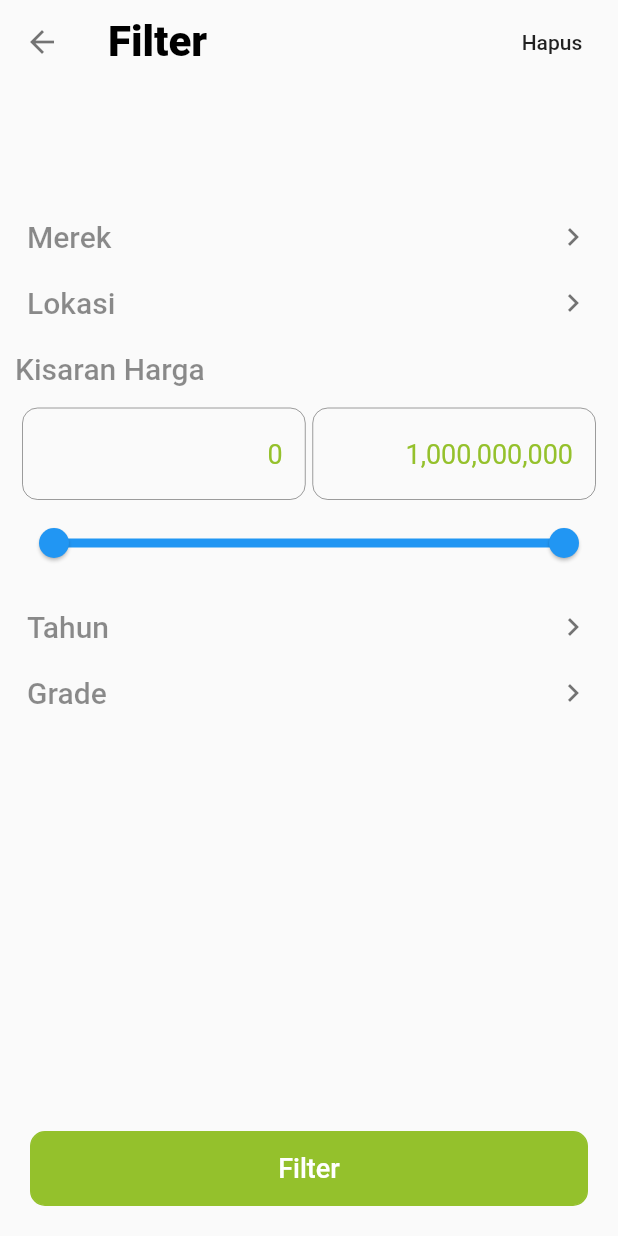
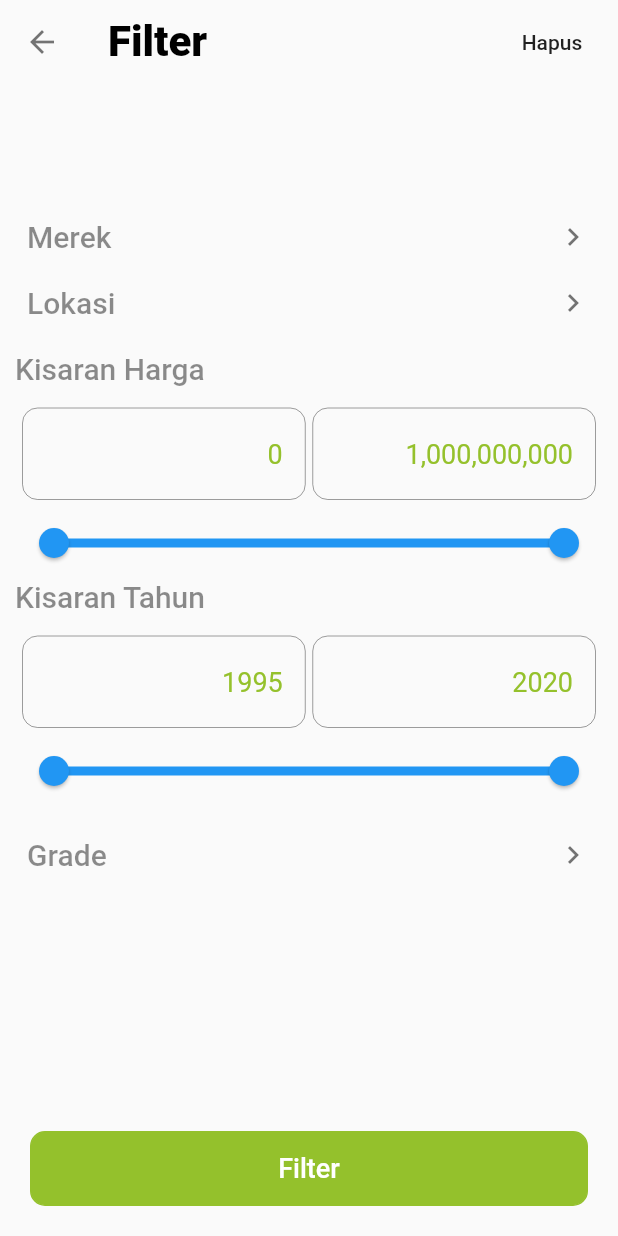
Before and after one commit to diohlicious/allnewgm_ios, a Flutter app: the Filter screen opened by its route, after a tap on "Merek", on a phone screen of 412 x 824 dp. Run offline on Flutter 3.47's test engine with Material 2 defaults, Android fonts, the phone set to English and light mode, and no system bars; our stand-ins replace awesome_dialog, camera, carousel_slider, dio, flutter_money_formatter, flutter_screenutil and 8 more; missing offline and left inert: clipboard; accounts and stored records are empty; network calls fail.

Commit message:
commit gradle error invocation 170521

```diff
--- a/lib/filter.dart
+++ b/lib/filter.dart
@@ -20,11 +20,15 @@ class Filter extends StatefulWidget {
 class _FilterState extends State<Filter> {
   TextEditingController kisaranAwal = TextEditingController();
   TextEditingController kisaranAkhir = TextEditingController();
+  TextEditingController tahunAwal = TextEditingController();
+  TextEditingController tahunAkhir = TextEditingController();
   RangeValues _currentRangeValues = RangeValues(0, 1000000000);
   Nson merkNson = Nson.newArray();
   Nson lokasiNson = Nson.newArray();
   Nson tahunNson = Nson.newArray();
   Nson gradeNson = Nson.newArray();
+  double _year = DateTime.now().year.toDouble();
+  RangeValues _currentRangeYear = RangeValues(1995, 2020);
 
   @override
   void initState() {
@@ -33,6 +37,10 @@ class _FilterState extends State<Filter> {
         App.formatCurrency(_currentRangeValues.start.roundToDouble());
     kisaranAkhir.text =
         App.formatCurrency(_currentRangeValues.end.roundToDouble());
+    tahunAwal.text =
+        _currentRangeYear.start.toStringAsFixed(0);
+    tahunAkhir.text =
+        _currentRangeYear.end.toStringAsFixed(0);
     App.log("initStateFilter");
     _reload();
     this._onLoad();
@@ -42,28 +50,42 @@ class _FilterState extends State<Filter> {
     ApiService apiService = ApiService();
     var responseMerk = await apiService.filterMerk();
     merkNson = await apiService.getNson(responseMerk);
-    print('ini merkNson' + merkNson.asString());
-    var responseLokasi = await apiService.filterMerk();
+
+    var responseLokasi = await apiService.filterWarehouse();
     lokasiNson = await apiService.getNson(responseLokasi);
-    var responseTahun = await apiService.filterMerk();
-    tahunNson = await apiService.getNson(responseTahun);
-    var responseGrade = await apiService.filterMerk();
+
+    //var responseTahun = await apiService.();
+    //tahunNson = await apiService.getNson(responseTahun);
+
+    for (var i = 1995; i <= _year; i++) {
+      Nson _nson = Nson.newObject();
+      _nson.set('tahun', i);
+      tahunNson.add(_nson);
+    }
+    print(tahunNson.asString());
+    var responseGrade = await apiService.filterGrade();
     gradeNson = await apiService.getNson(responseGrade);
   }
 
   Nson nfilter = Nson.newObject();
 
+  _filterName(String id) {
+    switch (id) {
+      case 'merek':
+        return;
+    }
+  }
+
   _picker(String id, {Nson val}) {
-    print('ok');
+    print('ok ' + val.asString());
     var _value;
-    List _listGender = val.get('data').asList();
+    List _listGender = val.asList();
     List<Widget> _listWidget = [];
     _listGender.forEach((value) {
-      _listWidget.add(Text(value["merek"]));
+      _listWidget.add(Text(value[id]));
     });
-    _value = _listGender[0]["merek"];
-    print(_value);
-    var _controller = TextEditingController();
+    _value = _listGender[0][id];
+    //var _controller = TextEditingController();
     showModalBottomSheet(
         backgroundColor: Colors.white.withOpacity(0),
         context: context,
@@ -84,7 +106,11 @@ class _FilterState extends State<Filter> {
                     Spacer(),
                     GestureDetector(
                         onTap: () {
-                          print(_value);
+                          setState(() {
+                            print(_value);
+                            nfilter.set(id == 'name' ? 'lokasi' : id, _value);
+                          });
+                          print(nfilter.get(id).asString());
                           Navigator.pop(context);
                         },
                         child: Text('Confirm',
@@ -103,9 +129,10 @@ class _FilterState extends State<Filter> {
                     onSelectedItemChanged: (value) {
                       setState(() {
                         //_value = value;
+                        //_filterName(id);
                         print(value);
-                        _value = _listGender[value]['merek'].toString();
-                        _controller.text = value.toString();
+                        _value = _listGender[value][id].toString();
+                        //_controller.text = value.toString();
                       });
                     },
                     itemExtent: 32.0,
@@ -128,7 +155,7 @@ class _FilterState extends State<Filter> {
     args.set("category", 'live');
     args.set("lokasi", nfilter.get("lokasi").asString());
     args.set("tahunstart",  nfilter.containsKey("tahunstart")?  nfilter.get("tahunstart").asInteger() : 2000);
-    args.set("tahunend",    nfilter.containsKey("tahunend")?  nfilter.get("tahunend").asInteger() : 3000);
+    args.set("tahunend", nfilter.containsKey("tahunend")?  nfilter.get("tahunend").asInteger() : 3000);
     args.set("merek", nfilter.get("merek").asString());
     args.set("hargastart", nfilter.get("hargastart").asInteger());
     args.set("hargaend", nfilter.containsKey("hargaend")?  nfilter.get("hargaend").asInteger() :  1000000000);
@@ -159,12 +186,12 @@ class _FilterState extends State<Filter> {
     //save
     Nson args = Nson.newObject();
     args.set("page", 1);
-    args.set("max", 1);
+    args.set("max", 10);
     args.set("category", 'live');
-    args.set("lokasi", "");
-    args.set("tahunstart", 1000);
-    args.set("tahunend", 3000);
-    args.set("merek", "");
+    args.set("lokasi", nfilter.get("lokasi").asString());
+    args.set("tahunstart", tahunAwal.text);
+    args.set("tahunend", tahunAkhir.text);
+    args.set("merek", nfilter.get("merek").asString());
     args.set("hargastart", _currentRangeValues.start.round());
     args.set("hargaend", _currentRangeValues.end.round());
 
@@ -295,7 +322,7 @@ class _FilterState extends State<Filter> {
               style: TextStyle(
                   fontWeight: FontWeight.w500,
                   color: Colors.black45,
-                  fontSize: 20)),
+                  fontSize: 16)),
         ),
         Icon(
           Icons.navigate_next,
@@ -306,6 +333,7 @@ class _FilterState extends State<Filter> {
   }
 
   Widget _content(context) {
+    //textviewfilter
     return Column(
       crossAxisAlignment: CrossAxisAlignment.stretch,
       children: <Widget>[
@@ -315,18 +343,22 @@ class _FilterState extends State<Filter> {
         //viewpage
         GestureDetector(
             onTap: () {
-              _picker('merek', val: merkNson);
+              _picker('merek', val: merkNson.get('data'));
             },
             child: textViewFilter(
                 context, "Merek", nfilter.get("merek").asString())),
         SizedBox(
           height: 20,
         ),
-        textViewFilter(context, "Lokasi", nfilter.get("lokasi").asString()),
+        GestureDetector(
+            onTap: () {
+              _picker('name', val: lokasiNson.get('data'));
+            },
+            child: textViewFilter(
+                context, "Lokasi", nfilter.get("lokasi").asString())),
         SizedBox(
           height: 20,
         ),
-
         Text("Kisaran Harga",
             textAlign: TextAlign.left,
             style: TextStyle(
@@ -393,7 +425,6 @@ class _FilterState extends State<Filter> {
             ],
           ),
         ),
-
         //RangeWidget() ,
 
         RangeSlider(
@@ -415,14 +446,108 @@ class _FilterState extends State<Filter> {
             });
           },
         ),
+        //----------------------------------------------Kisaran Tahun
+        Text("Kisaran Tahun",
+            textAlign: TextAlign.left,
+            style: TextStyle(
+                color: Colors.black45,
+                fontWeight: FontWeight.w500,
+                fontSize: 20)),
+        SizedBox(
+          height: 10,
+        ),
+        Container(
+          margin: EdgeInsets.all(5),
+          child: Row(
+            crossAxisAlignment: CrossAxisAlignment.start,
+            children: <Widget>[
+              Expanded(
+                flex: 3,
+                child: TextField(
+                  enabled: false,
+                  textAlign: TextAlign.right,
+                  keyboardType: TextInputType.number,
+                  style: TextStyle(
+                      fontSize: 18, color: Theme.of(context).accentColor),
+                  controller: tahunAwal,
+                  decoration: InputDecoration(
+                    border: new OutlineInputBorder(
+                      borderRadius: const BorderRadius.all(
+                        const Radius.circular(10.0),
+                      ),
+                    ),
+                    filled: false,
+                    hintStyle: new TextStyle(color: Colors.grey[800]),
+                    hintText: "Tahun",
+                    /* fillColor: Colors.white70*/
+                  ),
+                  obscureText: false,
+                ),
+              ),
+              const SizedBox(
+                width: 5,
+              ),
+              Expanded(
+                flex: 3,
+                child: TextField(
+                  enabled: false,
+                  textAlign: TextAlign.right,
+                  keyboardType: TextInputType.number,
+                  style: TextStyle(
+                      fontSize: 18, color: Theme.of(context).accentColor),
+                  controller: tahunAkhir,
+                  decoration: InputDecoration(
+                    border: new OutlineInputBorder(
+                      borderRadius: const BorderRadius.all(
+                        const Radius.circular(10.0),
+                      ),
+                    ),
+                    filled: false,
+                    hintStyle: new TextStyle(color: Colors.grey[800]),
+                    hintText: "Tahun",
+                    /* fillColor: Colors.white70*/
+                  ),
+                  obscureText: false,
+                ),
+              ),
+            ],
+          ),
+        ),
+        //RangeWidget() ,
+
+        RangeSlider(
+          values: _currentRangeYear,
+          min: 1995,
+          max: 2020,
+          divisions: 100,
+          labels: RangeLabels(
+            _currentRangeYear.start.roundToDouble().toStringAsFixed(0),
+            _currentRangeYear.end.roundToDouble().toStringAsFixed(0),
+          ),
+          onChanged: (RangeValues values) {
+            setState(() {
+              _currentRangeYear = values;
+              tahunAwal.text =
+                  _currentRangeYear.start.roundToDouble().toStringAsFixed(0);
+              tahunAkhir.text =
+                  _currentRangeYear.end.roundToDouble().toStringAsFixed(0);
+            });
+          },
+        ),
+        //----------------------------------------------Kisaran Tahun
+        /*GestureDetector(
+            onTap: _picker('tahun', val: tahunNson),
+            child: textViewFilter(
+                context, "Tahun", nfilter.get("tahun").asString())),*/
         SizedBox(
           height: 20,
         ),
-        textViewFilter(context, "Tahun", nfilter.get("tahun").asString()),
-        SizedBox(
-          height: 20,
-        ),
-        textViewFilter(context, "Grade", nfilter.get("grade").asString()),
+        GestureDetector(
+            onTap: () {
+              _picker('grade', val: gradeNson.get('data'));
+            },
+            child: textViewFilter(
+                context, "Grade", nfilter.get("grade").asString())),
 
         SizedBox(
           height: 100,
--- a/pubspec.yaml
+++ b/pubspec.yaml
@@ -45,6 +45,7 @@ dependencies:
   geocoder: ^0.2.1
   camera: ^0.8.1
   native_device_orientation: ^1.0.0
+  lazy_load_scrollview: ^1.3.0
   # camera_camera: ^2.0.1
   image_picker: ^0.7.4
   path: ^1.6.4
```
Also changed, not shown: lib/Api/apiservice.dart (+126 -74 lines), lib/home.dart (+47 -15 lines), pubspec.lock.
